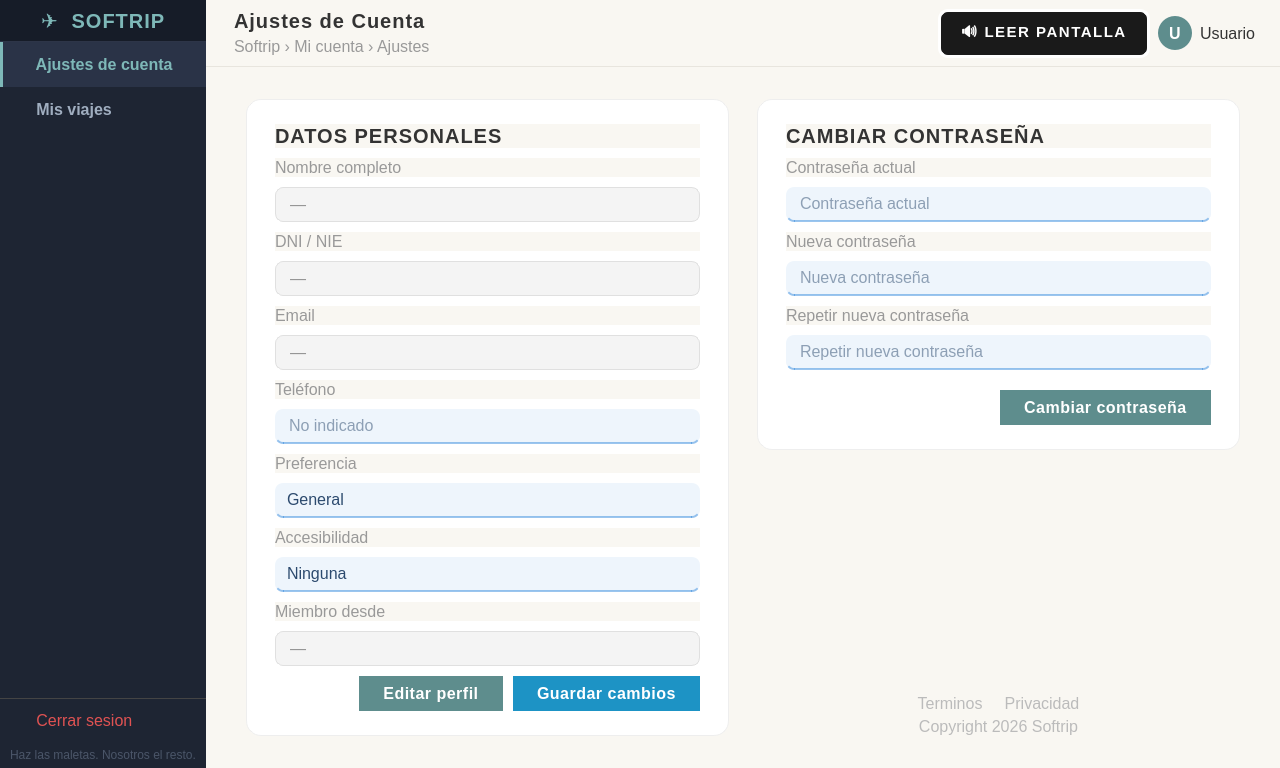
This is src/vista/ui/vistaAjustesCuenta.ui in laraanton/InSo as Qt 5 draws it before an edit. The edited form follows.
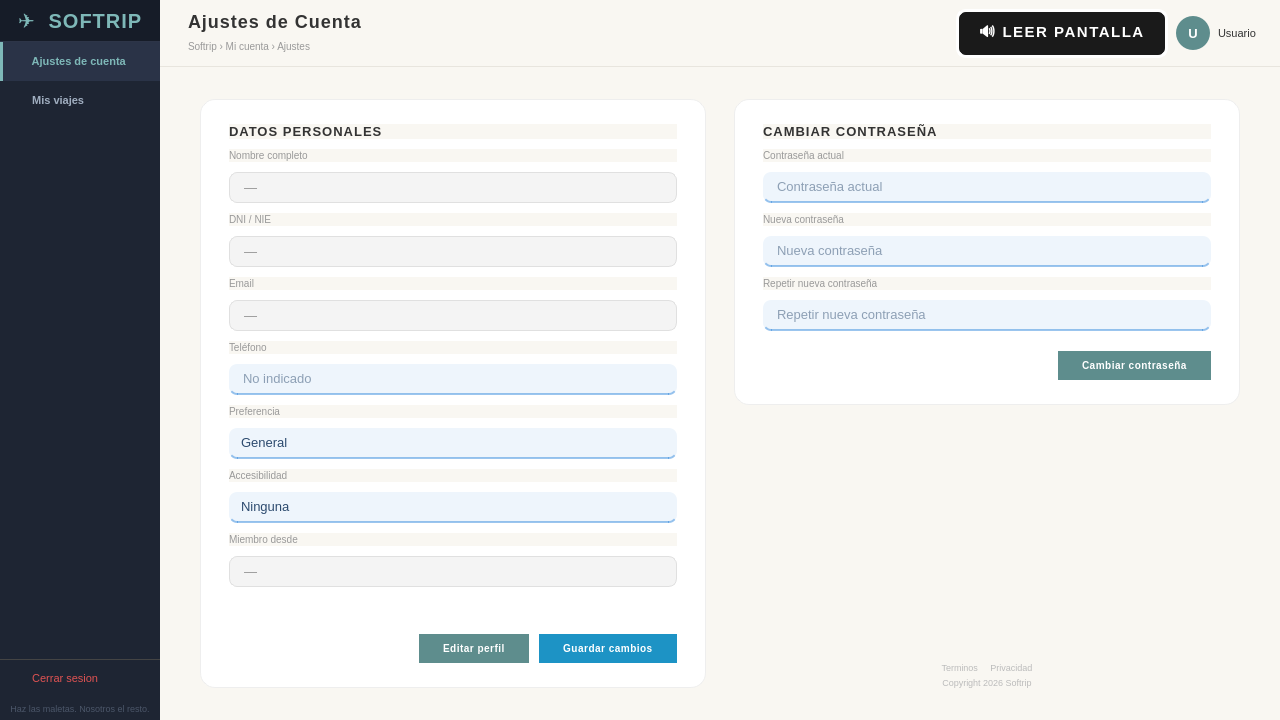
This is the edited form.

Commit message:
Adjust font sizes in vistaAjustesCuenta.ui
Updated font sizes for various UI elements to improve readability.

Diff of the .ui file:
```diff
--- a/src/vista/ui/vistaAjustesCuenta.ui
+++ b/src/vista/ui/vistaAjustesCuenta.ui
@@ -22,7 +22,7 @@
 QPushButton#logoBtn:hover { color: #a0d4d4; }
 QPushButton#btnNavAjustes, QPushButton#btnNavViajes {
     background: transparent; border: none; border-left: 3px solid transparent;
-    text-align: left; padding: 13px 20px; font-size: 16px; font-weight: 500; color: #a0aec0;
+    text-align: left; padding: 13px 20px; font-size: 11px; font-weight: 500; color: #a0aec0;
 }
 QPushButton#btnNavAjustes:hover, QPushButton#btnNavViajes:hover {
     background-color: #2a3347; color: #7eb8b8; border-left: 3px solid #7eb8b8;
@@ -33,33 +33,33 @@
 QPushButton#btnLogout {
     background: transparent; border: none; border-top: 1px solid #444444;
     border-left: 3px solid transparent; text-align: left; padding: 12px 20px;
-    font-size: 16px; color: #e05252; margin-top: 4px;
+    font-size: 11px; color: #e05252; margin-top: 4px;
 }
 QPushButton#btnLogout:hover { background-color: #3a2020; color: #ff7070; border-left: 3px solid #ff7070; }
-QLabel#sidebarFooter { font-size: 12px; color: #4a5568; padding: 6px 10px; background-color: transparent; }
+QLabel#sidebarFooter { font-size: 9px; color: #4a5568; padding: 6px 10px; background-color: transparent; }
 QFrame#topbarFrame { background-color: #f9f7f2; border-bottom: 1px solid #e8e5de; }
-QLabel#pageTitle { font-size: 20px; font-weight: bold; color: #333333; letter-spacing: 1px; }
-QLabel#pageBreadcrumb { font-size: 16px; color: #999999; }
+QLabel#pageTitle { font-size: 18px; font-weight: bold; color: #333333; letter-spacing: 1px; }
+QLabel#pageBreadcrumb { font-size: 10px; color: #999999; }
 QLabel#avatarLabel {
-    background-color: #5e8d8d; color: white; font-weight: bold; font-size: 16px;
+    background-color: #5e8d8d; color: white; font-weight: bold; font-size: 13px;
     border-radius: 17px; min-width: 34px; max-width: 34px; min-height: 34px; max-height: 34px;
 }
-QLabel#userNameLabel { font-size: 16px; color: #333333; }
+QLabel#userNameLabel { font-size: 11px; color: #333333; }
 QFrame#cardDatos, QFrame#cardContrasena {
     background-color: #ffffff; border-radius: 15px; border: 1px solid #eeeeee;
 }
 QLabel#seccionTitle {
-    font-size: 20px; font-weight: bold; color: #333333; letter-spacing: 1px;
+    font-size: 13px; font-weight: bold; color: #333333; letter-spacing: 1px;
 }
-QLabel.fieldLabel { font-size: 16px; color: #999999; }
+QLabel.fieldLabel { font-size: 10px; color: #999999; }
 QLineEdit#in_nombre_completo, QLineEdit#in_dni, QLineEdit#in_email,
 QLineEdit#in_telefono, QLineEdit#in_fecha_registro {
-    font-size: 16px; color: #333333;
+    font-size: 13px; color: #333333;
     background-color: #f4f4f4; border: 1px solid #e0e0e0;
     border-radius: 8px; padding: 6px 12px;
 }
 QLineEdit#in_telefono_edit {
-    font-size: 16px; color: #2c4a6e;
+    font-size: 13px; color: #2c4a6e;
     background-color: rgba(230, 241, 251, 0.7);
     border: none; border-bottom: 2px solid rgba(55, 138, 221, 0.5);
     border-radius: 8px; padding: 6px 12px;
@@ -69,7 +69,7 @@
     border-bottom: 2px solid rgb(55, 138, 221);
 }
 QLineEdit#in_pass_actual, QLineEdit#in_pass_nueva, QLineEdit#in_pass_confirmar {
-    font-size: 16px; color: #2c4a6e;
+    font-size: 13px; color: #2c4a6e;
     background-color: rgba(230, 241, 251, 0.7);
     border: none; border-bottom: 2px solid rgba(55, 138, 221, 0.5);
     border-radius: 8px; padding: 6px 12px;
@@ -79,7 +79,7 @@
     border-bottom: 2px solid rgb(55, 138, 221);
 }
 QComboBox#in_preferencia_edit {
-    font-size: 16px; color: #2c4a6e;
+    font-size: 13px; color: #2c4a6e;
     background-color: rgba(230, 241, 251, 0.7);
     border: none; border-bottom: 2px solid rgba(55, 138, 221, 0.5);
     border-radius: 8px; padding: 6px 12px;
@@ -90,7 +90,7 @@
 }
 QComboBox#in_preferencia_edit::drop-down { border: none; padding-right: 10px; }
 QComboBox#in_preferencia_accesibilidad_edit {
-    font-size: 16px; color: #2c4a6e;
+    font-size: 13px; color: #2c4a6e;
     background-color: rgba(230, 241, 251, 0.7);
     border: none; border-bottom: 2px solid rgba(55, 138, 221, 0.5);
     border-radius: 8px; padding: 6px 12px;
@@ -102,19 +102,19 @@
 QComboBox#in_preferencia_accesibilidad_edit::drop-down { border: none; padding-right: 10px; }
 QPushButton#btnEditarPerfil {
     background-color: #5e8d8d; color: white; border: none;
-    border-radius: 20px; padding: 8px 24px; font-size: 16px;
+    border-radius: 20px; padding: 8px 24px; font-size: 10px;
     font-weight: bold; letter-spacing: 0.5px;
 }
 QPushButton#btnEditarPerfil:hover { background-color: #4a7474; }
 QPushButton#btnGuardarPerfil {
     background-color: #1d93c5; color: white; border: none;
-    border-radius: 20px; padding: 8px 24px; font-size: 16px;
+    border-radius: 20px; padding: 8px 24px; font-size: 10px;
     font-weight: bold; letter-spacing: 0.5px;
 }
 QPushButton#btnGuardarPerfil:hover { background-color: #185fa5; }
 QPushButton#btnCambiarPass {
     background-color: #5e8d8d; color: white; border: none;
-    border-radius: 20px; padding: 8px 24px; font-size: 16px;
+    border-radius: 20px; padding: 8px 24px; font-size: 10px;
     font-weight: bold; letter-spacing: 0.5px;
 }
 QPushButton#btnCambiarPass:hover { background-color: #4a7474; }
@@ -124,7 +124,7 @@
     font-weight: bold; letter-spacing: 1.5px; text-transform: uppercase;
 }
 QPushButton#btnLeerPantalla:hover { background-color: #3a3a3a; border-color: #ffff00; color: #ffff00; }
-QLabel#footerLinks, QLabel#footerCopy { font-size: 16px; color: #bbbbbb; }
+QLabel#footerLinks, QLabel#footerCopy { font-size: 9px; color: #bbbbbb; }
    </string>
   </property>
   <widget class="QWidget" name="centralwidget">
@@ -281,7 +281,7 @@
             <item>
              <widget class="QLabel">
               <property name="text"><string>Nombre completo</string></property>
-              <property name="styleSheet"><string>font-size: 16px; color: #999999;</string></property>
+              <property name="styleSheet"><string>font-size: 10px; color: #999999;</string></property>
              </widget>
             </item>
             <item>
@@ -294,7 +294,7 @@
             <item>
              <widget class="QLabel">
               <property name="text"><string>DNI / NIE</string></property>
-              <property name="styleSheet"><string>font-size: 16px; color: #999999;</string></property>
+              <property name="styleSheet"><string>font-size: 10px; color: #999999;</string></property>
              </widget>
             </item>
             <item>
@@ -307,7 +307,7 @@
             <item>
              <widget class="QLabel">
               <property name="text"><string>Email</string></property>
-              <property name="styleSheet"><string>font-size: 16px; color: #999999;</string></property>
+              <property name="styleSheet"><string>font-size: 10px; color: #999999;</string></property>
              </widget>
             </item>
             <item>
@@ -320,7 +320,7 @@
             <item>
              <widget class="QLabel">
               <property name="text"><string>Teléfono</string></property>
-              <property name="styleSheet"><string>font-size: 16px; color: #999999;</string></property>
+              <property name="styleSheet"><string>font-size: 10px; color: #999999;</string></property>
              </widget>
             </item>
             <item>
@@ -333,7 +333,7 @@
             <item>
              <widget class="QLabel">
               <property name="text"><string>Preferencia</string></property>
-              <property name="styleSheet"><string>font-size: 16px; color: #999999;</string></property>
+              <property name="styleSheet"><string>font-size: 10px; color: #999999;</string></property>
              </widget>
             </item>
             <item>
@@ -350,7 +350,7 @@
             <item>
              <widget class="QLabel">
               <property name="text"><string>Accesibilidad</string></property>
-              <property name="styleSheet"><string>font-size: 16px; color: #999999;</string></property>
+              <property name="styleSheet"><string>font-size: 10px; color: #999999;</string></property>
              </widget>
             </item>
             <item>
@@ -365,7 +365,7 @@
             <item>
              <widget class="QLabel">
               <property name="text"><string>Miembro desde</string></property>
-              <property name="styleSheet"><string>font-size: 16px; color: #999999;</string></property>
+              <property name="styleSheet"><string>font-size: 10px; color: #999999;</string></property>
              </widget>
             </item>
             <item>
@@ -422,13 +422,13 @@
               <item>
                <widget class="QLabel" name="seccionTitlePass">
                 <property name="text"><string>CAMBIAR CONTRASEÑA</string></property>
-                <property name="styleSheet"><string>font-size: 20px; font-weight: bold; color: #333333; letter-spacing: 1px;</string></property>
+                <property name="styleSheet"><string>font-size: 13px; font-weight: bold; color: #333333; letter-spacing: 1px;</string></property>
                </widget>
               </item>
               <item>
                <widget class="QLabel">
                 <property name="text"><string>Contraseña actual</string></property>
-                <property name="styleSheet"><string>font-size: 16px; color: #999999;</string></property>
+                <property name="styleSheet"><string>font-size: 10px; color: #999999;</string></property>
                </widget>
               </item>
               <item>
@@ -440,7 +440,7 @@
               <item>
                <widget class="QLabel">
                 <property name="text"><string>Nueva contraseña</string></property>
-                <property name="styleSheet"><string>font-size: 16px; color: #999999;</string></property>
+                <property name="styleSheet"><string>font-size: 10px; color: #999999;</string></property>
                </widget>
               </item>
               <item>
@@ -452,7 +452,7 @@
               <item>
                <widget class="QLabel">
                 <property name="text"><string>Repetir nueva contraseña</string></property>
-                <property name="styleSheet"><string>font-size: 16px; color: #999999;</string></property>
+                <property name="styleSheet"><string>font-size: 10px; color: #999999;</string></property>
                </widget>
               </item>
               <item>
```
Left out of the diff: 1 changed line with no effect on the pictures.
